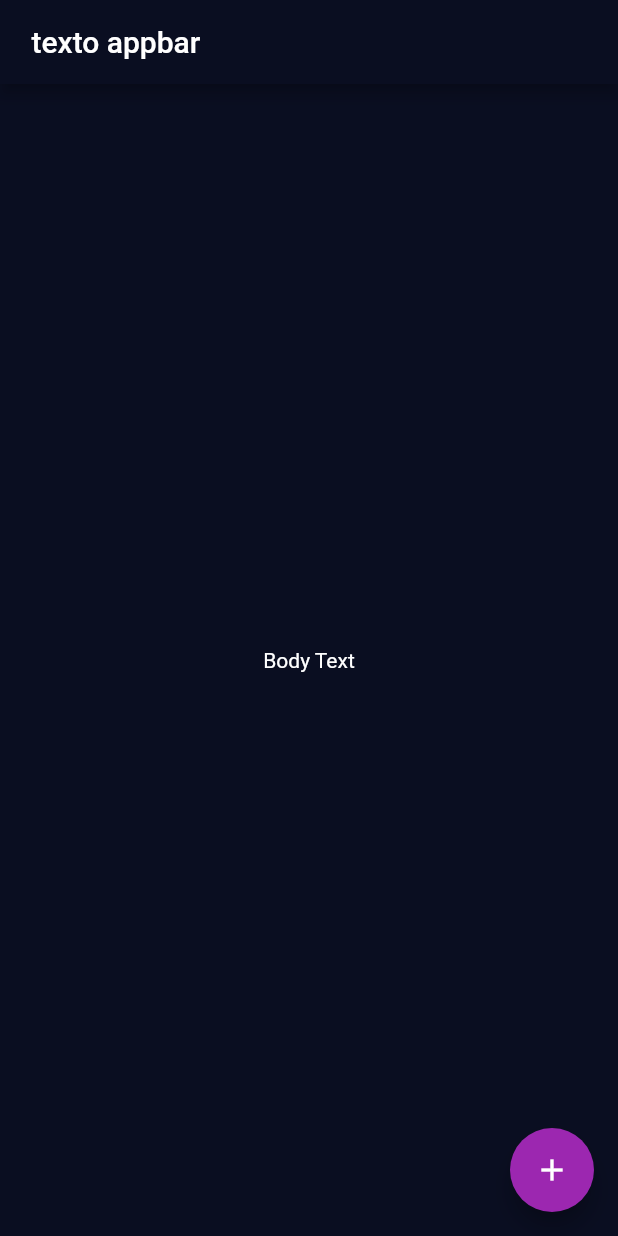
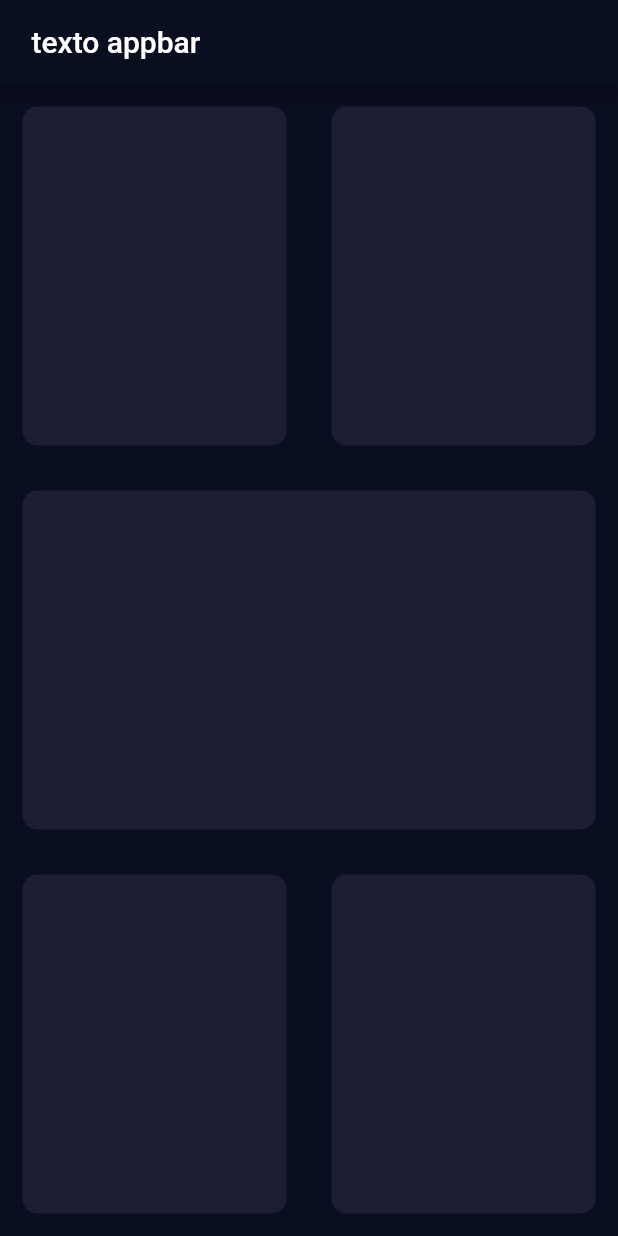
Before and after one commit to oliveiradg/imcFlutter, a Flutter app: the screen it shows after launch, on a phone screen of 412 x 824 dp. Run offline on Flutter 3.47's test engine with Material 2 defaults, Android fonts, the phone set to English and light mode, and no system bars.

Commit message:
feat: criação dos cards de tela e componentização

```diff
--- /dev/null
+++ b/lib/components/card_tela.dart
@@ -0,0 +1,18 @@
+import 'package:flutter/material.dart';
+
+class CardTela extends StatelessWidget {
+  const CardTela({
+    Key? key,
+  }) : super(key: key);
+
+  @override
+  Widget build(BuildContext context) {
+    return Container(
+        margin: const EdgeInsets.all(15),
+        decoration: BoxDecoration(
+          color: const Color(0xFF1D1E33),
+          borderRadius: BorderRadius.circular(10),
+        ),
+      );
+  }
+}
--- a/lib/views/input_page_view.dart
+++ b/lib/views/input_page_view.dart
@@ -1,4 +1,5 @@
 import 'package:flutter/material.dart';
+import 'package:imc/components/card_tela.dart';
 
 class InputPage extends StatefulWidget {
   const InputPage({Key? key}) : super(key: key);
@@ -14,13 +15,36 @@ class _InputPageState extends State<InputPage> {
       appBar: AppBar(
         title: const Text(' texto appbar'),
       ),
-      body: const Center(
-        child: Text('Body Text'),
-      ),
-      floatingActionButton: FloatingActionButton(
-        onPressed: () {  },
-        child: const Icon(Icons.add),
-      ),
+      body:Column(
+        children: <Widget>[
+          Expanded(child: Row(children:  [
+            Expanded(child: CardTela(),),
+            Expanded(child: CardTela(),)
+          ],)),
+
+
+
+
+
+          Expanded(child: Expanded(child: CardTela(),) ),
+          Expanded(child: Row(children:  [
+            Expanded(child: CardTela(),),
+            Expanded(child: CardTela(),)
+          ],) ),
+        ]
+      )
     );
   }
-}
+  }
+
+
+
+
+
+      // Container(
+      //   margin: const EdgeInsets.all(15),
+      //   decoration: BoxDecoration(
+      //     color: const Color(0xFF1D1E33),
+      //     borderRadius: BorderRadius.circular(10),
+      //   ),
+      // ),
```
